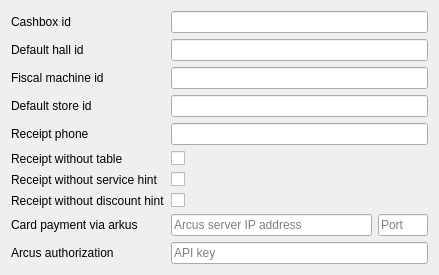
Old version of the form FrontDesk/rworkstationconfigshop.ui in the repository End1-1/Cafe5.
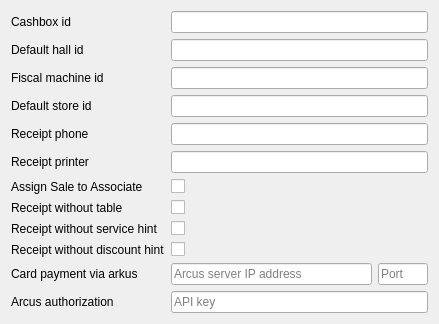
New version of the form.

What changed in the file:
```diff
--- a/FrontDesk/rworkstationconfigshop.ui
+++ b/FrontDesk/rworkstationconfigshop.ui
@@ -7,7 +7,7 @@
     <x>0</x>
     <y>0</y>
     <width>439</width>
-    <height>265</height>
+    <height>302</height>
    </rect>
   </property>
   <layout class="QGridLayout" name="gridLayout">
@@ -18,21 +18,23 @@
      </property>
     </widget>
    </item>
-   <item row="2" column="0">
-    <widget class="QLabel" name="labelFiscal">
-     <property name="text">
-      <string>Fiscal machine id</string>
+   <item row="7" column="1">
+    <widget class="QCheckBox" name="chReceiptNoTable"/>
+   </item>
+   <item row="11" column="1" colspan="2">
+    <widget class="QLineEdit" name="leArcusKey">
+     <property name="sizePolicy">
+      <sizepolicy hsizetype="Expanding" vsizetype="Fixed">
+       <horstretch>1</horstretch>
+       <verstretch>0</verstretch>
+      </sizepolicy>
+     </property>
+     <property name="placeholderText">
+      <string>API key</string>
      </property>
     </widget>
    </item>
    <item row="7" column="0">
-    <widget class="QLabel" name="labelNoDiscount">
-     <property name="text">
-      <string>Receipt without discount hint</string>
-     </property>
-    </widget>
-   </item>
-   <item row="5" column="0">
     <widget class="QLabel" name="labelNoTable">
      <property name="text">
       <string>Receipt without table</string>
@@ -46,31 +48,18 @@
      </property>
     </widget>
    </item>
-   <item row="5" column="1">
-    <widget class="QCheckBox" name="chReceiptNoTable"/>
+   <item row="5" column="0">
+    <widget class="QLabel" name="labelPhone_2">
+     <property name="text">
+      <string>Receipt printer</string>
+     </property>
+    </widget>
    </item>
-   <item row="6" column="1">
-    <widget class="QCheckBox" name="chReceiptNoServiceHint"/>
+   <item row="5" column="1" colspan="2">
+    <widget class="QLineEdit" name="leReceiptPrinter"/>
    </item>
    <item row="8" column="1">
-    <widget class="QLineEdit" name="leArcustAddress">
-     <property name="sizePolicy">
-      <sizepolicy hsizetype="Expanding" vsizetype="Fixed">
-       <horstretch>1</horstretch>
-       <verstretch>0</verstretch>
-      </sizepolicy>
-     </property>
-     <property name="placeholderText">
-      <string>Arcus server IP address</string>
-     </property>
-    </widget>
-   </item>
-   <item row="6" column="0">
-    <widget class="QLabel" name="labelNoService">
-     <property name="text">
-      <string>Receipt without service hint</string>
-     </property>
-    </widget>
+    <widget class="QCheckBox" name="chReceiptNoServiceHint"/>
    </item>
    <item row="0" column="0">
     <widget class="QLabel" name="labelCashbox">
@@ -79,24 +68,10 @@
      </property>
     </widget>
    </item>
-   <item row="3" column="0">
-    <widget class="QLabel" name="labelStore">
-     <property name="text">
-      <string>Default store id</string>
-     </property>
-    </widget>
+   <item row="1" column="1" colspan="2">
+    <widget class="QLineEdit" name="leHallId"/>
    </item>
-   <item row="8" column="0">
-    <widget class="QLabel" name="labelNoDiscount_2">
-     <property name="text">
-      <string>Card payment via arkus</string>
-     </property>
-    </widget>
-   </item>
-   <item row="7" column="1">
-    <widget class="QCheckBox" name="chReceiptNoDiscountHint"/>
-   </item>
-   <item row="8" column="2">
+   <item row="10" column="2">
     <widget class="QLineEdit" name="leArcusPort">
      <property name="maximumSize">
       <size>
@@ -109,41 +84,86 @@
      </property>
     </widget>
    </item>
-   <item row="4" column="1" colspan="2">
-    <widget class="QLineEdit" name="leReceiptPhone"/>
+   <item row="3" column="0">
+    <widget class="QLabel" name="labelStore">
+     <property name="text">
+      <string>Default store id</string>
+     </property>
+    </widget>
    </item>
-   <item row="3" column="1" colspan="2">
-    <widget class="QLineEdit" name="leStoreId"/>
+   <item row="8" column="0">
+    <widget class="QLabel" name="labelNoService">
+     <property name="text">
+      <string>Receipt without service hint</string>
+     </property>
+    </widget>
+   </item>
+   <item row="10" column="0">
+    <widget class="QLabel" name="labelNoDiscount_2">
+     <property name="text">
+      <string>Card payment via arkus</string>
+     </property>
+    </widget>
+   </item>
+   <item row="2" column="0">
+    <widget class="QLabel" name="labelFiscal">
+     <property name="text">
+      <string>Fiscal machine id</string>
+     </property>
+    </widget>
+   </item>
+   <item row="10" column="1">
+    <widget class="QLineEdit" name="leArcustAddress">
+     <property name="sizePolicy">
+      <sizepolicy hsizetype="Expanding" vsizetype="Fixed">
+       <horstretch>1</horstretch>
+       <verstretch>0</verstretch>
+      </sizepolicy>
+     </property>
+     <property name="placeholderText">
+      <string>Arcus server IP address</string>
+     </property>
+    </widget>
+   </item>
+   <item row="9" column="1">
+    <widget class="QCheckBox" name="chReceiptNoDiscountHint"/>
    </item>
    <item row="2" column="1" colspan="2">
     <widget class="QLineEdit" name="leFiscalId"/>
    </item>
-   <item row="1" column="1" colspan="2">
-    <widget class="QLineEdit" name="leHallId"/>
+   <item row="3" column="1" colspan="2">
+    <widget class="QLineEdit" name="leStoreId"/>
    </item>
    <item row="0" column="1" colspan="2">
     <widget class="QLineEdit" name="leCashboxId"/>
    </item>
    <item row="9" column="0">
+    <widget class="QLabel" name="labelNoDiscount">
+     <property name="text">
+      <string>Receipt without discount hint</string>
+     </property>
+    </widget>
+   </item>
+   <item row="4" column="1" colspan="2">
+    <widget class="QLineEdit" name="leReceiptPhone"/>
+   </item>
+   <item row="11" column="0">
     <widget class="QLabel" name="labelNoDiscount_3">
      <property name="text">
       <string>Arcus authorization</string>
      </property>
     </widget>
    </item>
-   <item row="9" column="1" colspan="2">
-    <widget class="QLineEdit" name="leArcusKey">
-     <property name="sizePolicy">
-      <sizepolicy hsizetype="Expanding" vsizetype="Fixed">
-       <horstretch>1</horstretch>
-       <verstretch>0</verstretch>
-      </sizepolicy>
-     </property>
-     <property name="placeholderText">
-      <string>API key</string>
+   <item row="6" column="0">
+    <widget class="QLabel" name="labelPhone_3">
+     <property name="text">
+      <string>Assign Sale to Associate</string>
      </property>
     </widget>
    </item>
+   <item row="6" column="1">
+    <widget class="QCheckBox" name="chAssignSaleToAssociate"/>
+   </item>
   </layout>
  </widget>
  <resources/>
```
